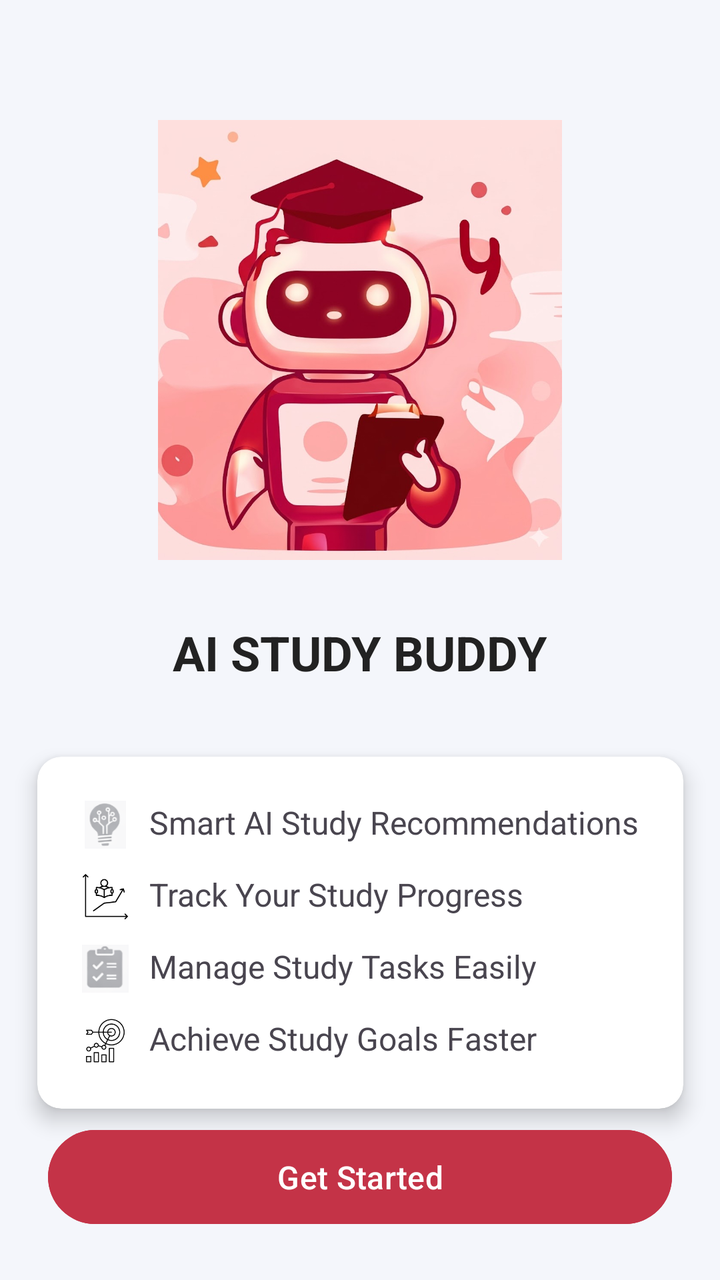
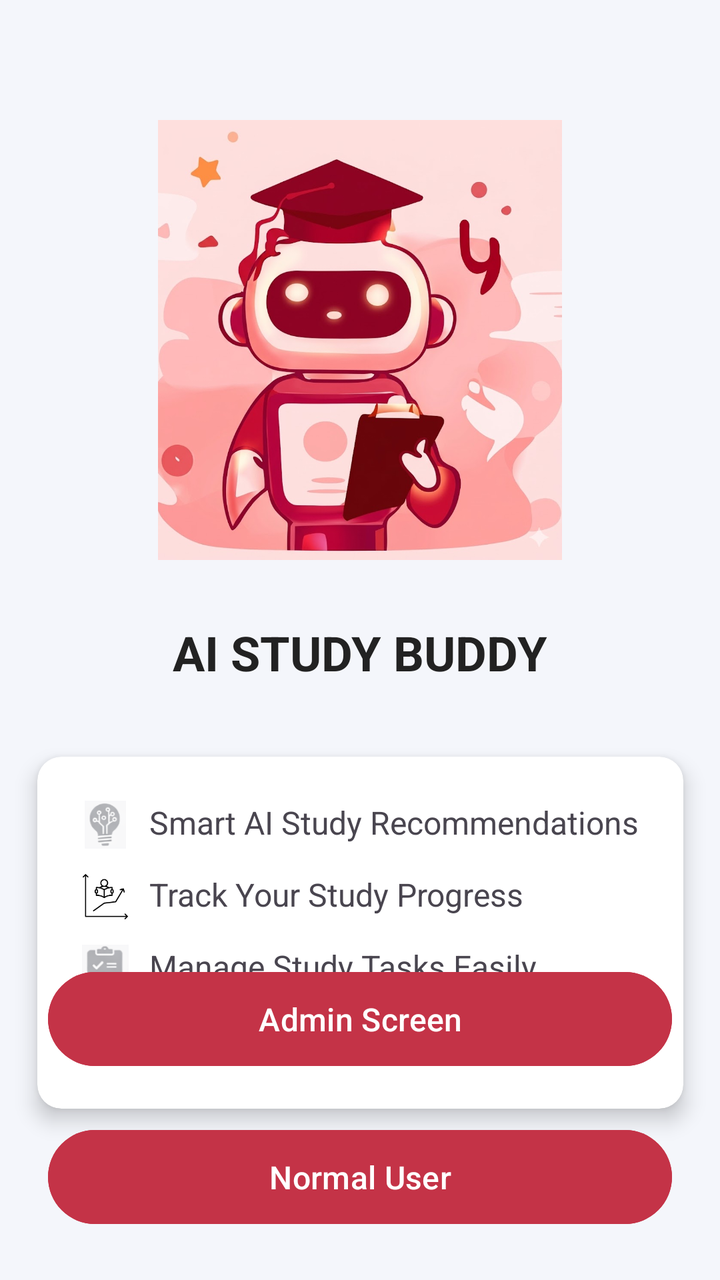

Compare the two renders of this Android layout. The source of the first and the diff that turns it into the second are given below.
<!-- AndroidManifest.xml: application theme Base.Theme.ReminderApp -->
<!-- res/layout/activity_splash.xml -->
<?xml version="1.0" encoding="utf-8"?>
<androidx.constraintlayout.widget.ConstraintLayout
    xmlns:android="http://schemas.android.com/apk/res/android"
    xmlns:app="http://schemas.android.com/apk/res-auto"
    android:layout_width="match_parent"

    android:layout_height="match_parent"
    android:background="#F4F6FB">

    <ImageView
        android:id="@+id/onboardImage"
        android:layout_width="220dp"
        android:layout_height="220dp"
        android:src="@drawable/study_robot"
        android:contentDescription="AI Study"
        android:layout_marginTop="60dp"
        app:layout_constraintTop_toTopOf="parent"
        app:layout_constraintStart_toStartOf="parent"
        app:layout_constraintEnd_toEndOf="parent"/>



    <TextView
        android:id="@+id/titleText"
        android:layout_width="wrap_content"
        android:layout_height="wrap_content"
        android:text="AI STUDY BUDDY"
        android:textSize="24sp"
        android:textStyle="bold"
        android:textColor="#222222"
        android:layout_marginTop="30dp"
        app:layout_constraintTop_toBottomOf="@id/onboardImage"
        app:layout_constraintStart_toStartOf="parent"
        app:layout_constraintEnd_toEndOf="parent"/>


    <LinearLayout
        android:id="@+id/descriptionLayout"
        android:layout_width="wrap_content"
        android:layout_height="wrap_content"
        android:orientation="vertical"
        android:layout_marginTop="20dp"
        app:layout_constraintTop_toBottomOf="@id/titleText"
        app:layout_constraintStart_toStartOf="parent"
        app:layout_constraintEnd_toEndOf="parent">



        <androidx.cardview.widget.CardView
            xmlns:android="http://schemas.android.com/apk/res/android"
            xmlns:card_view="http://schemas.android.com/apk/res-auto"
            android:layout_width="match_parent"
            android:layout_height="wrap_content"
            android:layout_margin="16dp"
            card_view:cardCornerRadius="12dp"
            card_view:cardElevation="6dp">

            <LinearLayout
                android:layout_width="match_parent"
                android:layout_height="wrap_content"
                android:orientation="vertical"
                android:padding="16dp">

                

                <LinearLayout
                    android:layout_width="match_parent"
                    android:layout_height="wrap_content"
                    android:orientation="horizontal"
                    android:padding="6dp">

                    <ImageView
                        android:layout_width="24dp"
                        android:layout_height="24dp"
                        android:src="@drawable/ic_ai"/>

                    <TextView
                        android:layout_width="wrap_content"
                        android:layout_height="wrap_content"
                        android:text="Smart AI Study Recommendations"
                        android:layout_marginStart="10dp"
                        android:textSize="16sp"/>
                </LinearLayout>

                

                <LinearLayout
                    android:layout_width="match_parent"
                    android:layout_height="wrap_content"
                    android:orientation="horizontal"
                    android:padding="6dp">

                    <ImageView
                        android:layout_width="24dp"
                        android:layout_height="24dp"
                        android:src="@drawable/ic_progress"/>

                    <TextView
                        android:layout_width="wrap_content"
                        android:layout_height="wrap_content"
                        android:text="Track Your Study Progress"
                        android:layout_marginStart="10dp"
                        android:textSize="16sp"/>
                </LinearLayout>

                

                <LinearLayout
                    android:layout_width="match_parent"
                    android:layout_height="wrap_content"
                    android:orientation="horizontal"
                    android:padding="6dp">

                    <ImageView
                        android:layout_width="24dp"
                        android:layout_height="24dp"
                        android:src="@drawable/ic_tasks"/>

                    <TextView
                        android:layout_width="wrap_content"
                        android:layout_height="wrap_content"
                        android:text="Manage Study Tasks Easily"
                        android:layout_marginStart="10dp"
                        android:textSize="16sp"/>
                </LinearLayout>

                

                <LinearLayout
                    android:layout_width="match_parent"
                    android:layout_height="wrap_content"
                    android:orientation="horizontal"
                    android:padding="6dp">

                    <ImageView
                        android:layout_width="24dp"
                        android:layout_height="24dp"
                        android:src="@drawable/ic_goals"/>

                    <TextView
                        android:layout_width="wrap_content"
                        android:layout_height="wrap_content"
                        android:text="Achieve Study Goals Faster"
                        android:layout_marginStart="10dp"
                        android:textSize="16sp"/>
                </LinearLayout>

            </LinearLayout>

        </androidx.cardview.widget.CardView>

    </LinearLayout>



    <Button
        android:id="@+id/getStartedBtn"
        android:layout_width="0dp"
        android:layout_height="55dp"
        android:text="Get Started"
        android:textSize="16sp"
        android:textColor="#FFFFFF"
        android:backgroundTint="#C43347"
        android:layout_margin="24dp"
        app:layout_constraintBottom_toBottomOf="parent"
        app:layout_constraintStart_toStartOf="parent"
        app:layout_constraintEnd_toEndOf="parent"/>

</androidx.constraintlayout.widget.ConstraintLayout>
<!-- resources referenced by this layout -->
<resources>
  <!-- drawable ic_ai: png bitmap (drawable, 5788 bytes) -->
  <!-- drawable ic_goals: png bitmap (drawable, 4471 bytes) -->
  <!-- drawable ic_progress: png bitmap (drawable, 2994 bytes) -->
  <!-- drawable ic_tasks: png bitmap (drawable, 4943 bytes) -->
  <!-- drawable study_robot: jpeg bitmap (drawable, 88004 bytes) -->
  <style name="Base.Theme.ReminderApp" parent="Theme.Material3.Light.NoActionBar">
          <item name="colorPrimary">@color/vivid_sky_blue</item>
          <item name="android:windowDrawsSystemBarBackgrounds">true</item>
          <item name="android:statusBarColor">@color/white</item>
          <item name="android:windowLightStatusBar">true</item>
      </style>
  <color name="vivid_sky_blue">#C43347</color>
  <color name="white">#FFFFFFFF</color>
</resources>

<!-- the commit's change to res/layout/activity_splash.xml (unified diff, before → after) -->
@@ -154,10 +154,23 @@
 
 
     <Button
+        android:id="@+id/admin_button"
+        android:layout_width="0dp"
+        android:layout_height="55dp"
+        android:text="Admin Screen"
+        android:textSize="16sp"
+        android:textColor="#FFFFFF"
+        android:backgroundTint="#C43347"
+        android:layout_margin="24dp"
+        app:layout_constraintBottom_toTopOf="@id/getStartedBtn"
+        app:layout_constraintStart_toStartOf="parent"
+        app:layout_constraintEnd_toEndOf="parent"/>
+
+    <Button
         android:id="@+id/getStartedBtn"
         android:layout_width="0dp"
         android:layout_height="55dp"
-        android:text="Get Started"
+        android:text="Normal User"
         android:textSize="16sp"
         android:textColor="#FFFFFF"
         android:backgroundTint="#C43347"
